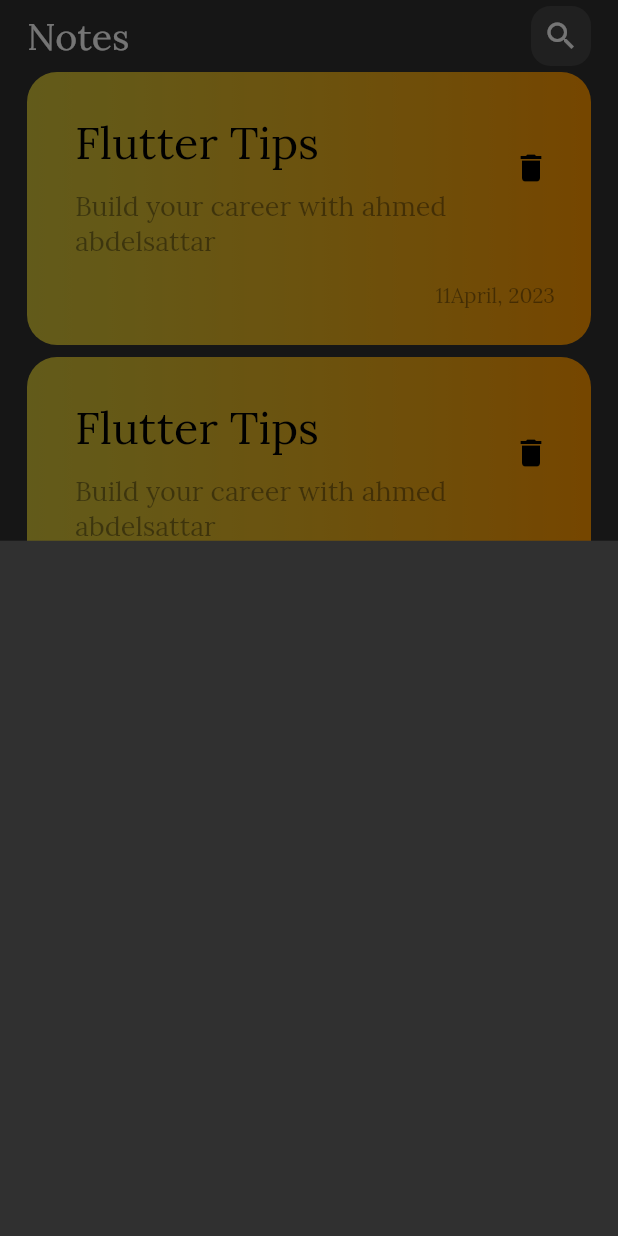
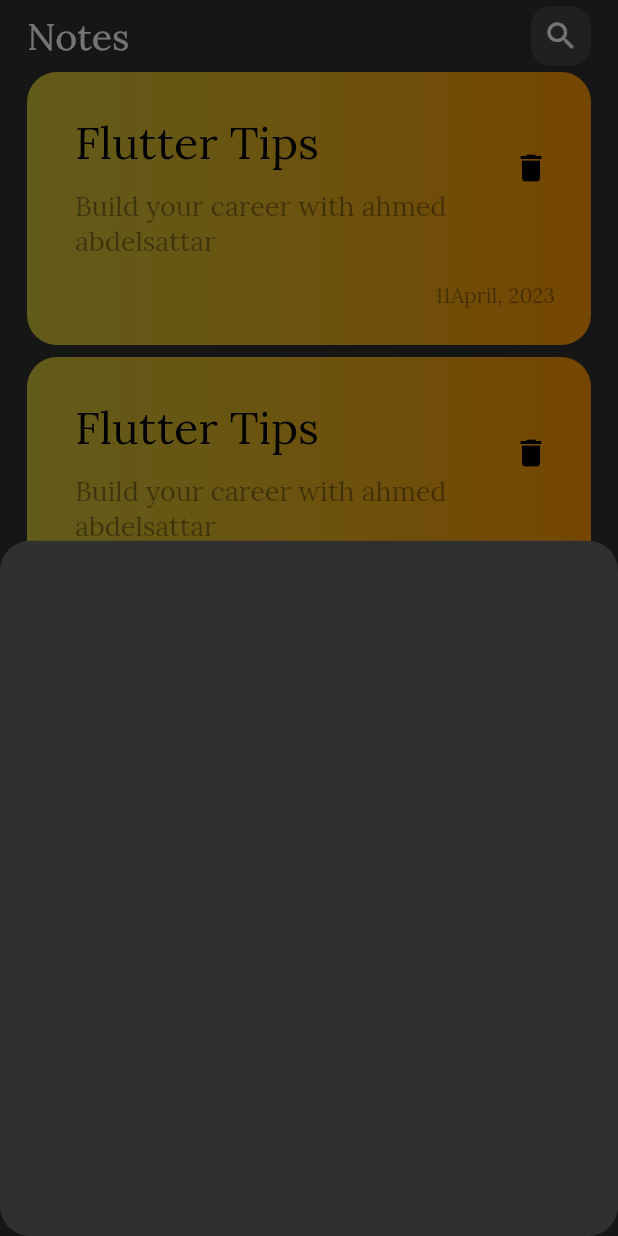
Before and after one commit to A-Abdelsattar/notes_app, a Flutter app: the screen it shows after launch, after a tap on the "add" icon, on a phone screen of 412 x 824 dp. Run offline on Flutter 3.47's test engine with Material 2 defaults, Android fonts, the phone set to English and light mode, and no system bars.

Commit message:
add border radius to button sheet

```diff
--- a/lib/views/notes_view.dart
+++ b/lib/views/notes_view.dart
@@ -11,7 +11,7 @@ class NotesView extends StatelessWidget {
   Widget build(BuildContext context) {
     return Scaffold(
       floatingActionButton:FloatingActionButton(onPressed: (){
-        showModalBottomSheet(context: context, builder: (context)=>const AddNoteButtonSheet());
+        showModalBottomSheet(shape:RoundedRectangleBorder(borderRadius: BorderRadius.circular(20)),context: context, builder: (context)=>const AddNoteButtonSheet());
       },child:const Icon(Icons.add),),
       body: SafeArea(
         child: Padding(
```
